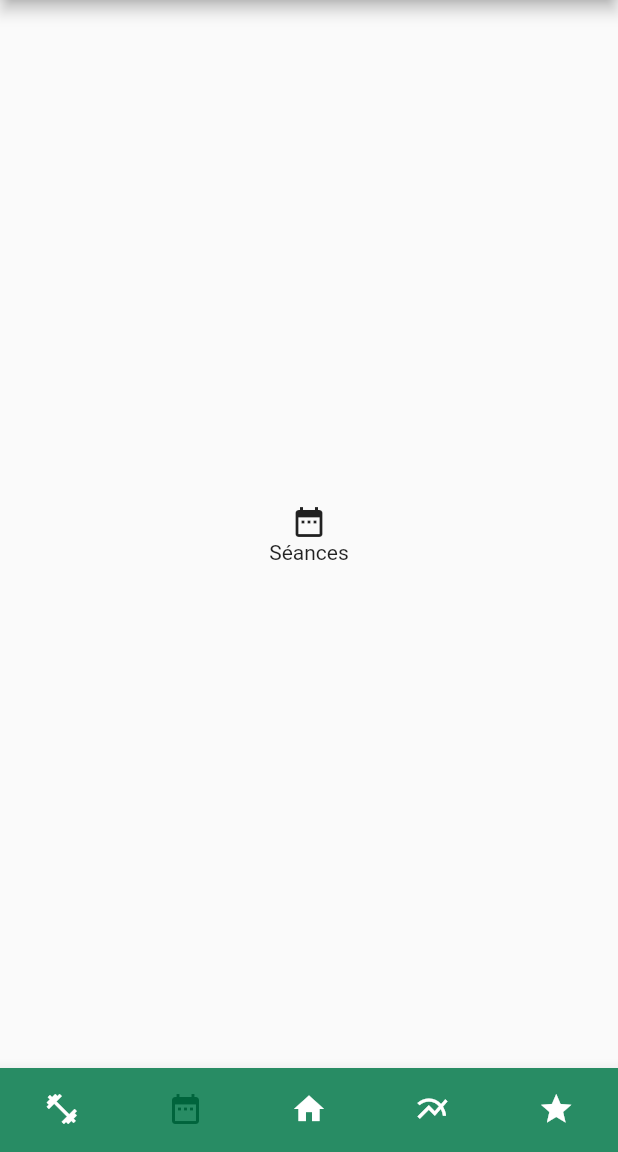
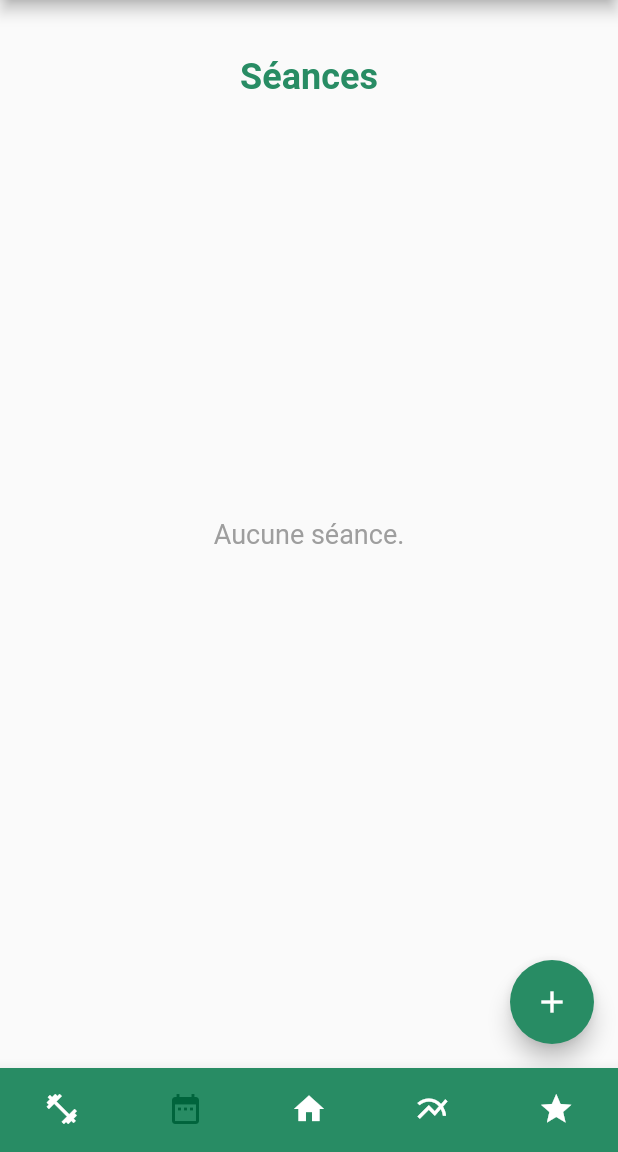
Before and after one commit to MaximeDubost/Strongr, a Flutter app: the screen it shows after launch, swiped to page 2, on a phone screen of 412 x 824 dp, the part 84-1236 px from its top. Run offline on Flutter 3.47's test engine with Material 2 defaults, Android fonts, the phone set to English and light mode, and no system bars; Roboto replaces fonts that are missing (Calibri).

Commit message:
Organisation de la Homepage + Interfaces création séance/programme
(+) Séparation des 5 vues de la Homepage dans différents fichiers
(+) Ajout des pages de création de séance/programme

```diff
--- /dev/null
+++ b/Frontend/lib/UI/sessions_view.dart
@@ -0,0 +1,76 @@
+import 'package:flutter/cupertino.dart';
+import 'package:flutter/material.dart';
+import 'package:flutter_app_test/pages/add_session_page.dart';
+
+import '../main.dart';
+
+class SessionsView extends StatefulWidget {
+  @override
+  State createState() => SessionsViewState();
+}
+
+class SessionsViewState extends State<SessionsView> {
+  @override
+  void initState() {
+    super.initState();
+  }
+
+  @override
+  Widget build(BuildContext context) {
+    double height = MediaQuery.of(context).size.height;
+
+    Visibility sessionsList = Visibility(
+      visible: false,
+      child: Container(
+        color: Colors.green,
+      ),
+    );
+
+    return Scaffold(
+      floatingActionButton: FloatingActionButton(
+        onPressed: () => Navigator.of(context).push(CupertinoPageRoute(
+                builder: (BuildContext context) => AddSessionPage())),
+        child: Icon(Icons.add),
+        backgroundColor: PrimaryColor,
+      ),
+      body: Stack(
+        children: <Widget>[
+          Container(
+            //color: Colors.red,
+            height: height,
+            child: Center(
+              child: Stack(
+                children: <Widget>[
+                  Text(
+                    "Aucune séance.",
+                    textAlign: TextAlign.center,
+                    style: TextStyle(
+                        fontSize: 18,
+                        fontFamily: 'Calibri',
+                        color: Colors.grey),
+                  ),
+                  sessionsList
+                ],
+              ),
+            ),
+          ),
+          Container(
+            //color: Colors.blue,
+            height: height / 8,
+            child: Center(
+              child: Text(
+                "Séances",
+                textAlign: TextAlign.center,
+                style: TextStyle(
+                    fontSize: 24,
+                    fontFamily: 'Calibri',
+                    fontWeight: FontWeight.bold,
+                    color: PrimaryColor),
+              ),
+            ),
+          ),
+        ],
+      ),
+    );
+  }
+}
--- a/Frontend/lib/pages/homepage.dart
+++ b/Frontend/lib/pages/homepage.dart
@@ -1,5 +1,10 @@
 import 'package:flutter/cupertino.dart';
 import 'package:flutter/material.dart';
+import 'package:flutter_app_test/UI/dashboard_view.dart';
+import 'package:flutter_app_test/UI/goals_view.dart';
+import 'package:flutter_app_test/UI/programs_view.dart';
+import 'package:flutter_app_test/UI/sessions_view.dart';
+import 'package:flutter_app_test/UI/statistics_view.dart';
 
 import '../main.dart';
 import 'profile_pages/profile_page.dart';
@@ -57,89 +62,11 @@ class HomepageState extends State<Homepage>
           });
         },
         children: <Widget>[
-          Center(
-            child: Column(
-              mainAxisAlignment: MainAxisAlignment.center,
-              children: <Widget>[
-                Icon(Icons.fitness_center),
-                Text("Programmes")
-              ],
-            ),
-          ),
-          Center(
-            child: Column(
-              mainAxisAlignment: MainAxisAlignment.center,
-              children: <Widget>[
-                Icon(Icons.date_range),
-                Text("Séances")
-              ],
-            ),
-          ),
-          Center(
-            child: Column(
-              mainAxisAlignment: MainAxisAlignment.center,
-              crossAxisAlignment: CrossAxisAlignment.center,
-              children: <Widget>[
-                Text(
-                  "Bienvenue, Maxime ! ",
-                  textAlign: TextAlign.center,
-                  style: TextStyle(
-                    fontSize: 28, fontFamily: 'Calibri', fontWeight: FontWeight.bold, color: PrimaryColor),
-                ),
-                Padding(
-                  padding: EdgeInsets.fromLTRB(0, 30, 0, 0),
-                  child: Text(
-                    "C'est bien vide par ici... 🤔",
-                    textAlign: TextAlign.center,
-                    style: TextStyle(
-                      fontSize: 18, fontFamily: 'Calibri', color: Colors.grey),
-                  ),
-                ),
-                Padding(
-                  padding: EdgeInsets.fromLTRB(50, 30, 50, 0),
-                  child: Text(
-                    "Que diriez-vous de nous en dire un peu plus sur vous ?",
-                    textAlign: TextAlign.center,
-                    style: TextStyle(
-                      fontSize: 18, fontFamily: 'Calibri', fontWeight: FontWeight.bold, color: Colors.grey),
-                  ),
-                ),
-                Padding(
-                  padding: EdgeInsets.fromLTRB(0, 10, 0, 0),
-                  child: RaisedButton(
-                    color: Color.fromRGBO(40, 140, 100, 1.0),
-                    disabledColor: Colors.grey,
-                    onPressed:  () {},
-                    child: Text(
-                      "Allons-y !",
-                      style: TextStyle(
-                          fontSize: 14,
-                          fontFamily: 'Calibri',
-                          color: Colors.white),
-                    ),
-                  ),
-                ),
-              ],
-            ),
-          ),
-          Center(
-            child: Column(
-              mainAxisAlignment: MainAxisAlignment.center,
-              children: <Widget>[
-                Icon(Icons.multiline_chart),
-                Text("Statistiques")
-              ],
-            ),
-          ),
-          Center(
-            child: Column(
-              mainAxisAlignment: MainAxisAlignment.center,
-              children: <Widget>[
-                Icon(Icons.star),
-                Text("Objectifs")
-              ],
-            ),
-          ),
+          ProgramsView(),
+          SessionsView(),
+          DashboardView(),
+          StatisticsView(),
+          GoalsView(),
         ],
       ),
       bottomNavigationBar: BottomNavigationBar(
@@ -193,7 +120,6 @@ class HomepageState extends State<Homepage>
             title: Text(
               'Objectifs',
               style: TextStyle(color: Colors.white),
-
             ),
           ),
         ],
--- a/Frontend/lib/pages/settings_pages/notifications_settings_page.dart
+++ b/Frontend/lib/pages/settings_pages/notifications_settings_page.dart
@@ -1,11 +1,10 @@
 import 'package:flutter/material.dart';
 
-import '../../main.dart';
 import '../../main.dart';
 
 class NotificationsSettingsPage extends StatefulWidget {
   @override
-  State createState() => new NotificationsSettingsPageState();
+  State createState() => NotificationsSettingsPageState();
 }
 
 class NotificationsSettingsPageState extends State<NotificationsSettingsPage> {
```
Also changed, not shown: Frontend/lib/UI/dashboard_view.dart (added, +71 -0 lines), Frontend/lib/UI/goals_view.dart (added, +25 -0 lines), Frontend/lib/UI/programs_view.dart (added, +76 -0 lines), Frontend/lib/UI/statistics_view.dart (added, +28 -0 lines), Frontend/lib/pages/add_program_page.dart (added, +22 -0 lines), Frontend/lib/pages/add_session_page.dart (added, +22 -0 lines).
